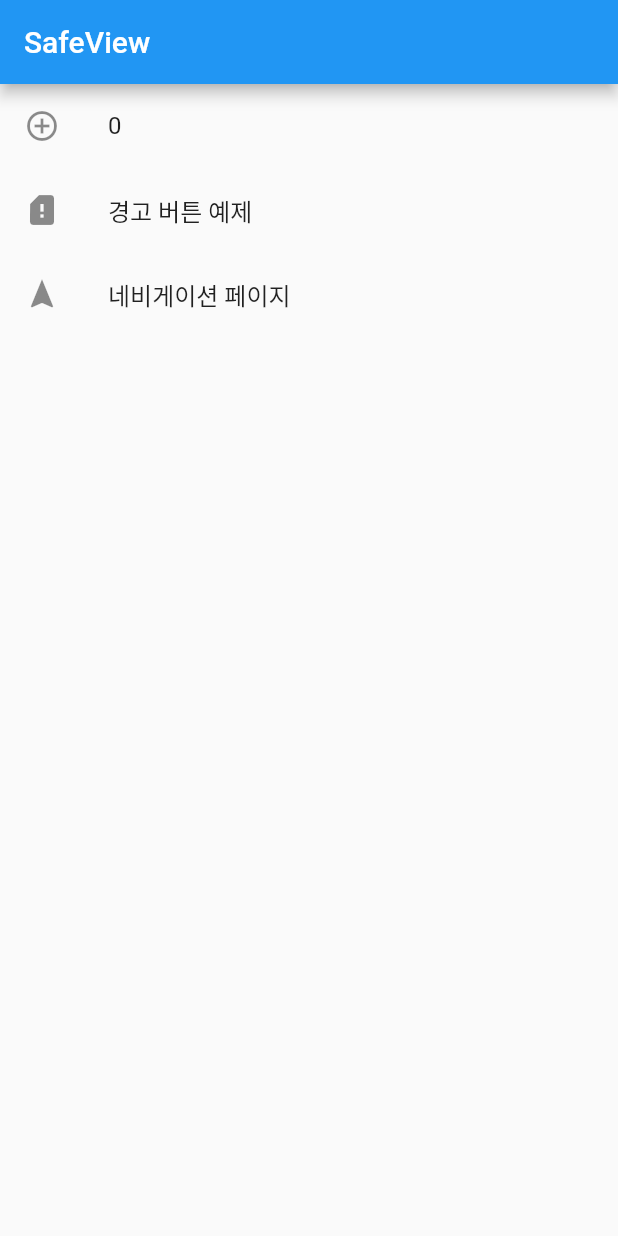
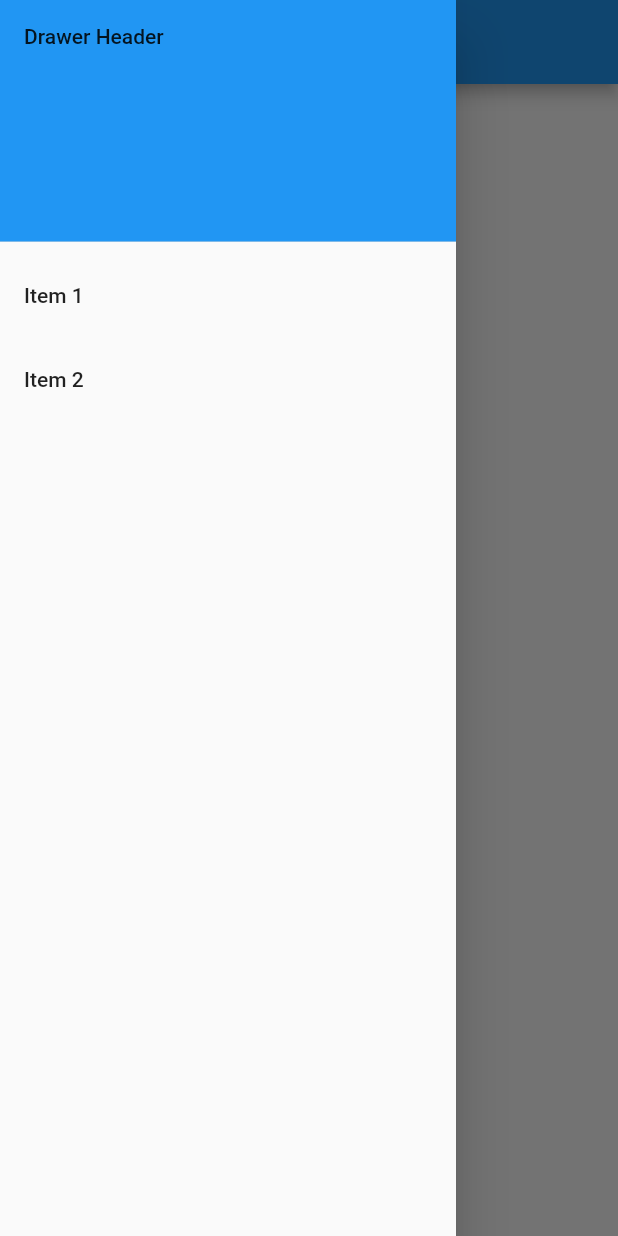
Before and after one commit to JooOwl/Flutter_My_Study, a Flutter app: the screen it shows after launch, with the side drawer open (before the commit the screen has no drawer), on a phone screen of 412 x 824 dp. Run offline on Flutter 3.47's test engine with Material 2 defaults, Android fonts, the phone set to English and light mode, and no system bars.

Commit message:
옆 드레그 메뉴 추가.

```diff
--- a/samplecode/lib/main.dart
+++ b/samplecode/lib/main.dart
@@ -63,6 +63,36 @@ class _ListViewWidget extends State<ListViewWidgetPage> {
         appBar: AppBar(
           title: Text(widget.title),
         ),
+
+        /////////////////////////////////////////////
+        // 상단 탑 옆 드래그 메뉴
+        drawer: Drawer(
+          // 옆 버튼 드레그 메뉴
+          child: ListView(
+            // Important: Remove any padding from the ListView.
+            padding: EdgeInsets.zero,
+            children: <Widget>[
+              DrawerHeader(
+                child: Text('Drawer Header'),
+                decoration: BoxDecoration(
+                  color: Colors.blue,
+                ),
+              ),
+              ListTile(
+                title: Text('Item 1'),
+                onTap: (){},
+              ),
+              ListTile(
+                title: Text('Item 2'),
+                onTap: (){},
+              ),
+            ],
+          ),
+        ),
+        /////////////////////////////////////////////
+
+
+
         body: ListView(
           children: <Widget>[
             ListTile( leading: Icon(Icons.add_circle_outline), title: Text('$_counter'),
```
